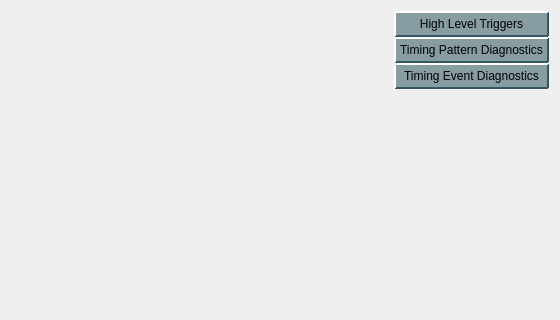
The window that time.ui (cristinasewell/ATCA_PyDM_Screens) describes before a commit, drawn with Qt 5; both pictures show x 0 to 560 and y 0 to 320 of the 560 by 834 pixel window.
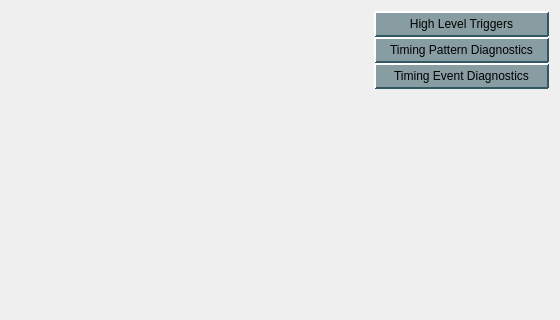
The same window after the commit. Custom widgets are drawn as their Qt base class.

Commit message: Remove spacer

The edit to the form file:
```diff
--- a/time.ui
+++ b/time.ui
@@ -171,19 +171,6 @@
      </item>
     </layout>
    </item>
-   <item row="0" column="1">
-    <spacer name="horizontalSpacer">
-     <property name="orientation">
-      <enum>Qt::Horizontal</enum>
-     </property>
-     <property name="sizeHint" stdset="0">
-      <size>
-       <width>40</width>
-       <height>20</height>
-      </size>
-     </property>
-    </spacer>
-   </item>
    <item row="0" column="0" rowspan="3">
     <widget class="PyDMEmbeddedDisplay" name="PyDMEmbeddedDisplay">
      <property name="toolTip">
```
